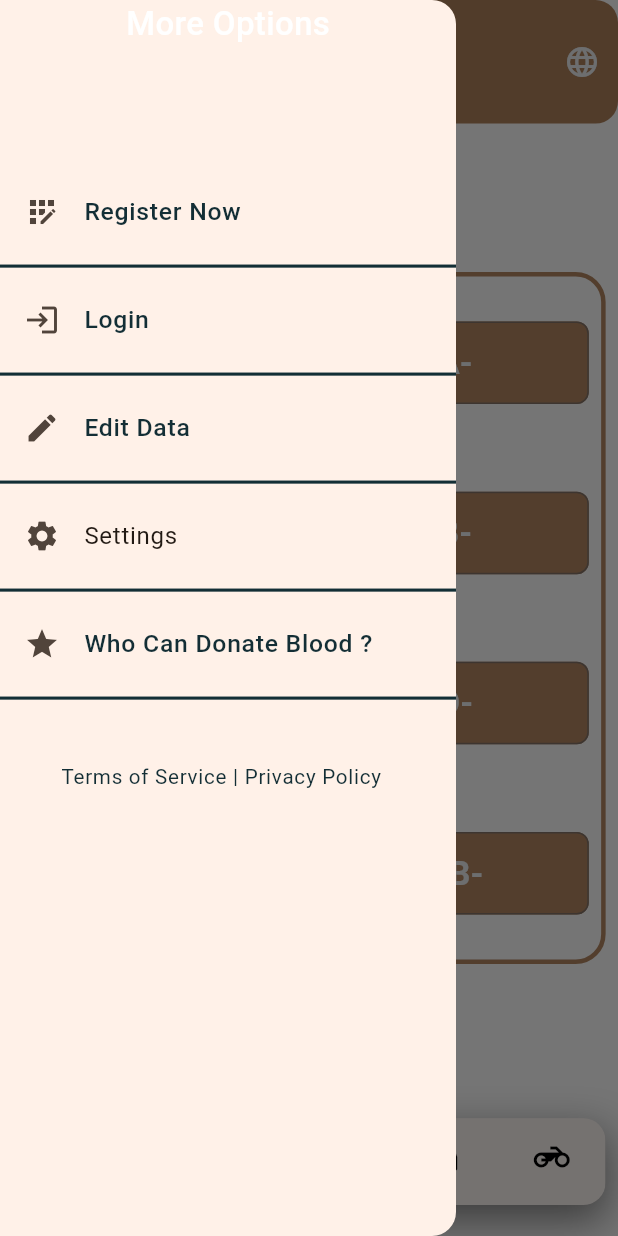
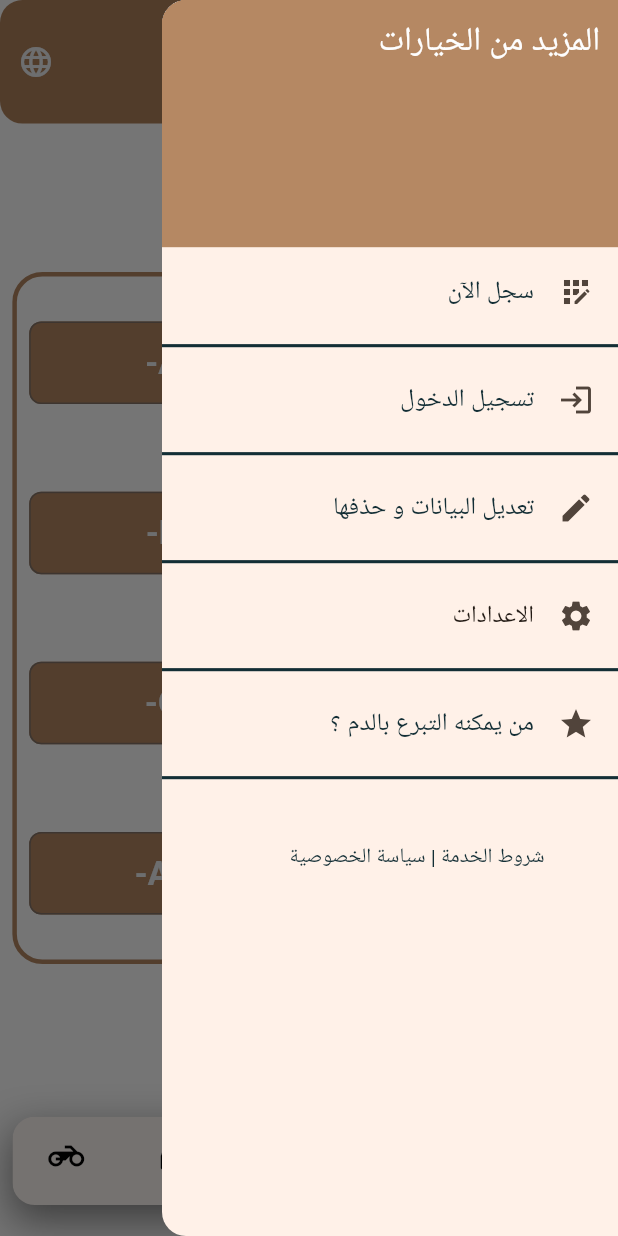
Before and after one commit to Ah95ed/myservice, a Flutter app: the screen it shows after launch, with the side drawer open, on a phone screen of 412 x 824 dp. Run offline on Flutter 3.47's test engine with Material 3 defaults, Android fonts, the phone set to English and light mode, and no system bars; our stand-ins replace cloud_firestore, firebase_auth, firebase_core, firebase_database, shared_preferences, sizer; missing offline and left inert: email_otp; accounts and stored records are empty.

Commit message:
add some option

```diff
--- a/lib/Helper/Service/Language/LanguageController.dart
+++ b/lib/Helper/Service/Language/LanguageController.dart
@@ -26,7 +26,7 @@ class LanguageController with ChangeNotifier {
     }
   }
   Locale language = shared!.getString("lang") == null
-      ? const Locale('en')
+      ? const Locale('ar')
       : Locale(
           shared!.getString("lang")!,
         );
@@ -34,7 +34,7 @@ class LanguageController with ChangeNotifier {
 
 
   void changeLanguage(String? lang) async {
-   this.language = Locale(lang ?? "en");
+   this.language = Locale(lang ?? "ar");
    await shared!.setString("lang", lang!);
     notifyListeners();
   }
--- a/lib/l10n/intl_ar.arb
+++ b/lib/l10n/intl_ar.arb
@@ -34,7 +34,7 @@
     "more_options": "المزيد من الخيارات",
     "change_password": "تغيير الباسورد",
     "delete_account": "حذف الحساب",
-    "edit_Data": "تعديل البيانات",
+    "edit_Data_and_delete": "تعديل البيانات و حذفها",
     "settings": "الاعدادات",
     "change_language": "تغيير اللغة",
     "logout": "تسجيل الخروج",
@@ -54,5 +54,25 @@
     "blood_transfer": "نقل الدم",
     "plasma_transfer": "نقل الفصل",
     "organ_transfer": "نقل العمل",
-    "chanage_lang": "تغيير اللغة"
+    "chanage_lang": "تغيير اللغة",
+    "please_select_an_option": "الرجاء تحديد خدمة",
+    "please_enter_phone": "الرجاء ادخال رقم الهاتف",
+    "please_enter_name": "الرجاء ادخال الاسم",
+    "please_enter_email": "الرجاء ادخال البريد الالكتروني",
+    "please_enter_profession": "الرجاء ادخال المهنة",
+    "please_enter_specialization": "الرجاء ادخال التخصص",
+    "please_enter_title": "الرجاء ادخال العنوان",
+    "please_enter_type": "الرجاء ادخال النوع",
+    "please_enter_time": "الرجاء ادخال الوقت",
+    "please_enter_from": "الرجاء ادخال من",
+    "please_enter_to": "الرجاء ادخال الي",
+    "please_enter_source": "الرجاء ادخال المصدر",
+    "please_enter_blood_type": "الرجاء ادخال نوع الدم",
+    "please_enter_blood_group": "الرجاء ادخال مجموعة الدم",
+    "please_enter_blood": "الرجاء ادخال الدم",
+    "cancel": "الغاء",
+    "confirm": "تاكيد",
+    "search": "بحث",
+    "done": "تم",
+    "please_enter_what_you_want": "الرجاء ادخال ما تريد"
 }
--- a/lib/main.dart
+++ b/lib/main.dart
@@ -69,7 +69,7 @@ class MyApp extends StatelessWidget {
       builder: (context, v, child) {
         S.load(
           Locale.fromSubtags(
-            languageCode: shared!.getString('lang') ?? 'en',
+            languageCode: shared!.getString('lang') ?? 'ar',
           ),
         );
         // Logger.logger( ' ------>>>  ${shared!.getString('lang') ?? 'en'} rebuild '  );
--- a/lib/view/routing/routing.dart
+++ b/lib/view/routing/routing.dart
@@ -1,5 +1,6 @@
 import 'package:Al_Zab_township_guide/view/screens/BloodScreen.dart';
 import 'package:Al_Zab_township_guide/view/screens/DoctorScreen.dart';
+import 'package:Al_Zab_township_guide/view/screens/EditScreen/EditScreen.dart';
 import 'package:Al_Zab_township_guide/view/screens/MainScreen.dart';
 import 'package:Al_Zab_township_guide/view/screens/MyCustomSplashScreen.dart';
 import 'package:Al_Zab_township_guide/view/screens/OTPScreen.dart';
@@ -26,4 +27,5 @@ Map<String, WidgetBuilder> routs = {
   MyCustomSplashScreen.Route: (context) =>  MyCustomSplashScreen(),
   WhoCanDonateScreen.route: (context) => const WhoCanDonateScreen(),
   OtpScreen.Route: (context) => OtpScreen(),
+  Editscreen.Route: (context) => const Editscreen(),
 };
--- a/lib/view/screens/MainScreen.dart
+++ b/lib/view/screens/MainScreen.dart
@@ -21,6 +21,7 @@ class MainScreen extends StatelessWidget {
     final read = context.read<MainController>();
 
     return Scaffold(
+
       key: _scaffoldKey,
       drawer: Customdrawer(),
       extendBodyBehindAppBar: true,
@@ -28,6 +29,7 @@ class MainScreen extends StatelessWidget {
       backgroundColor: ColorUsed.PrimaryBackground,
       resizeToAvoidBottomInset: false,
       appBar: AppBar(
+
         shape: RoundedRectangleBorder(
           borderRadius: BorderRadius.circular(15),
         ),
--- a/lib/view/widget/Drawer/CustomDrawer.dart
+++ b/lib/view/widget/Drawer/CustomDrawer.dart
@@ -2,10 +2,12 @@ import 'package:Al_Zab_township_guide/Helper/Size/SizedApp.dart';
 import 'package:Al_Zab_township_guide/controller/Constant/Constant.dart';
 import 'package:Al_Zab_township_guide/controller/provider/Provider.dart';
 import 'package:Al_Zab_township_guide/generated/l10n.dart';
+import 'package:Al_Zab_township_guide/view/screens/EditScreen/CustomDialog.dart';
 import 'package:Al_Zab_township_guide/view/screens/LoginScreen/login_screen.dart';
 import 'package:Al_Zab_township_guide/view/screens/SignupScreen/signup_screen.dart';
 import 'package:Al_Zab_township_guide/view/screens/WhoCanDonateScreen%20.dart';
 import 'package:Al_Zab_township_guide/view/widget/constant/Constant.dart';
+import 'package:Al_Zab_township_guide/view/widget/constant/app_theme.dart';
 import 'package:flutter/material.dart';
 import 'package:provider/provider.dart';
 
@@ -18,28 +20,24 @@ class Customdrawer extends StatelessWidget {
   Widget build(BuildContext context) {
     final read = context.read<Providers>();
     return Drawer(
-      // backgroundColor: Colors.white,
-
-      child: SingleChildScrollView(
-        child: Column(
+      child: ListView(
         children: [
-            // DrawerHeader(
-            //   margin: EdgeInsets.all(0),
-            //   padding: EdgeInsets.symmetric(
-            //       vertical: getheight(2), horizontal: getheight(2)),
-            //   duration: Duration(milliseconds: 2000),
-            //   decoration: BoxDecoration(
-            //     color: ColorUsed.primary,
-            //   ),
-            Text(
+          Container(
+            height: getheight(20),
+            color: ColorUsed.primary,
+            padding: EdgeInsets.all(12),
+            child: Text(
               S.of(context).more_options,
               style: TextStyle(
                 fontSize: setFontSize(16),
                 fontWeight: FontWeight.w500,
-                color: Colors.white,
+                color: AppTheme.nearlyWhite,
               ),
             ),
-            SizedBox(height: getheight(10),),
+          ),
+          SizedBox(
+            height: getheight(0.2),
+          ),
           ListTile(
             leading: Icon(Icons.app_registration),
             title: Text(
@@ -79,7 +77,7 @@ class Customdrawer extends StatelessWidget {
           ListTile(
             leading: Icon(Icons.edit),
             title: Text(
-                S.of(context).edit_Data,
+              S.of(context).edit_Data_and_delete,
               style: TextStyle(
                 fontSize: setFontSize(12),
                 fontWeight: FontWeight.w500,
@@ -89,6 +87,12 @@ class Customdrawer extends StatelessWidget {
             onTap: () {
               // here to open edit Screen
               // read.managerScreen(, context)
+               showDialog(
+              context: context,
+              builder: (BuildContext context) {
+                return CustomDialog();
+              },
+            );
             },
           ),
           Divider(
@@ -125,7 +129,7 @@ class Customdrawer extends StatelessWidget {
           Padding(
             padding: EdgeInsets.symmetric(
               vertical: getheight(2),
-                horizontal: getWidth(6),
+              horizontal: getWidth(8),
             ),
             child: ListTile(
               title: Text(
@@ -144,7 +148,6 @@ class Customdrawer extends StatelessWidget {
           ),
         ],
       ),
-      ),
     );
   }
 }
```
Also changed, not shown: lib/Models/EditAndDelete/EditModel.dart (added, +19 -0 lines), lib/l10n/intl_en.arb (+15 -2 lines), lib/view/screens/EditScreen/CustomDialog.dart (added, +130 -0 lines), lib/view/screens/EditScreen/EditScreen.dart (added, +18 -0 lines), lib/generated/intl/messages_ar.dart, lib/generated/intl/messages_en.dart, lib/generated/l10n.dart, 2 other files. Lines whose indentation alone changed are shown as unchanged.
